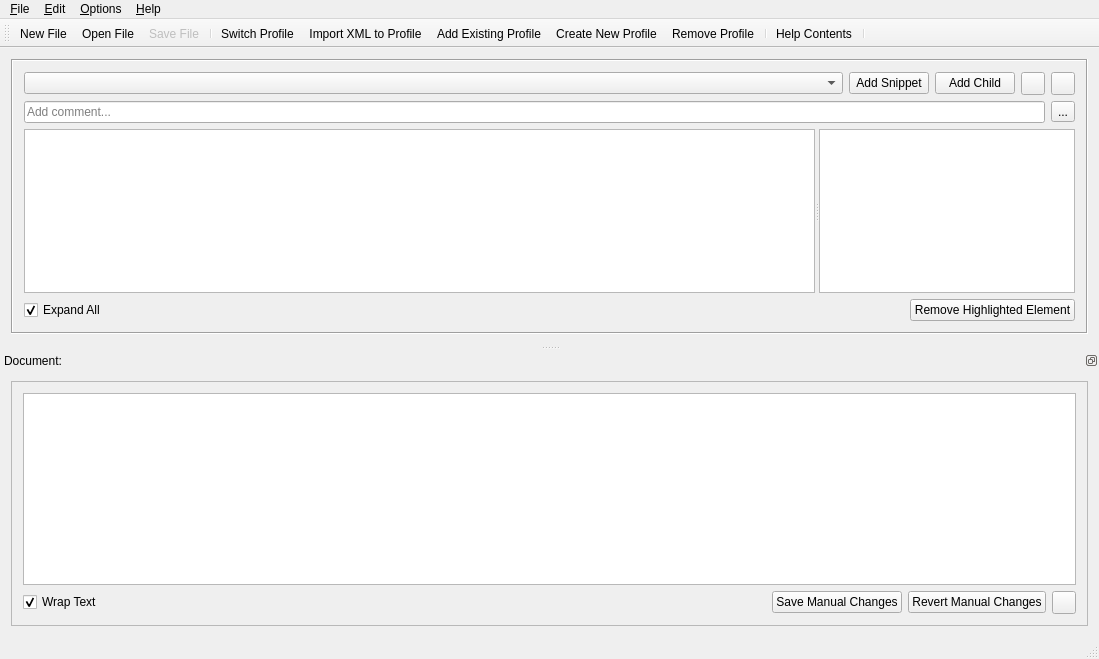
goblincoding/xmlmill, file GCXMLGenerator/gcmainwindow.ui: the form before one commit.
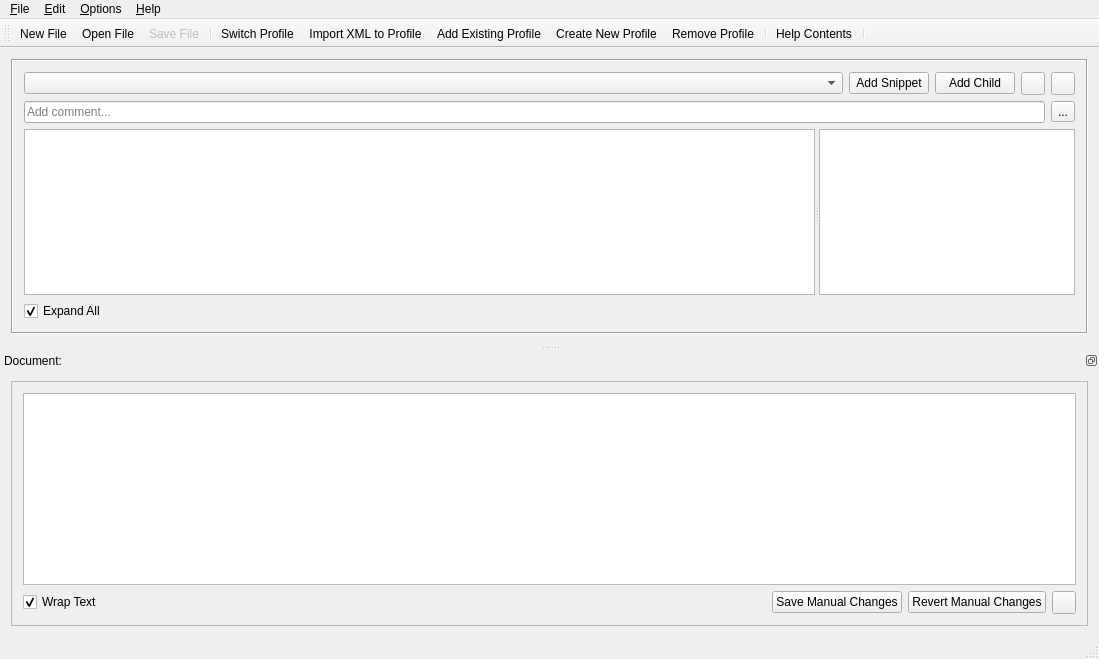
The form after the commit. Icons and pictures are not drawn. Custom widgets are drawn as their Qt base class.

Diff of the .ui file:
```diff
--- a/GCXMLGenerator/gcmainwindow.ui
+++ b/GCXMLGenerator/gcmainwindow.ui
@@ -214,13 +214,6 @@
            </property>
           </spacer>
          </item>
-         <item>
-          <widget class="QPushButton" name="removeElementButton">
-           <property name="text">
-            <string>Remove Highlighted Element</string>
-           </property>
-          </widget>
-         </item>
         </layout>
        </item>
       </layout>
```
Left out of the diff: 1 changed line with no effect on the pictures.
